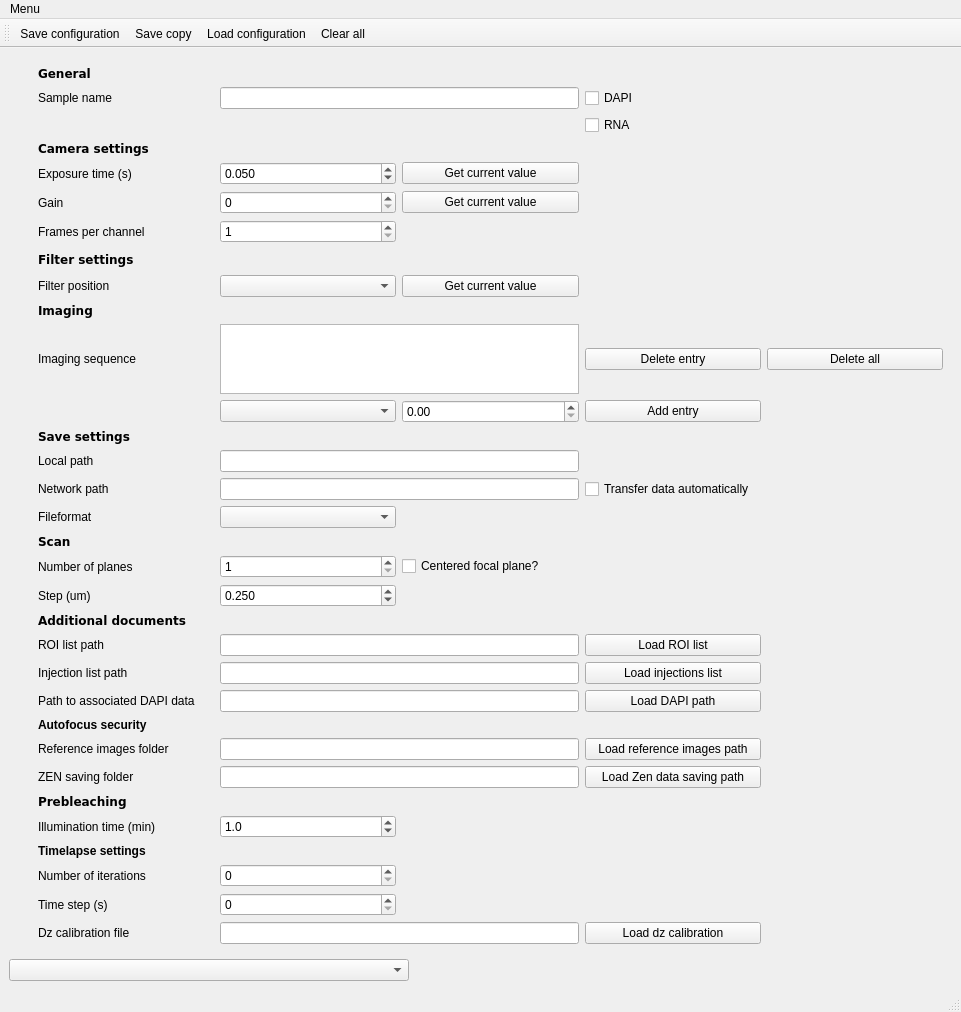
Old version of the form gui/experiment_configurator/ui_exp_configurator.ui in the repository NollmannLab/qudi-HiM.
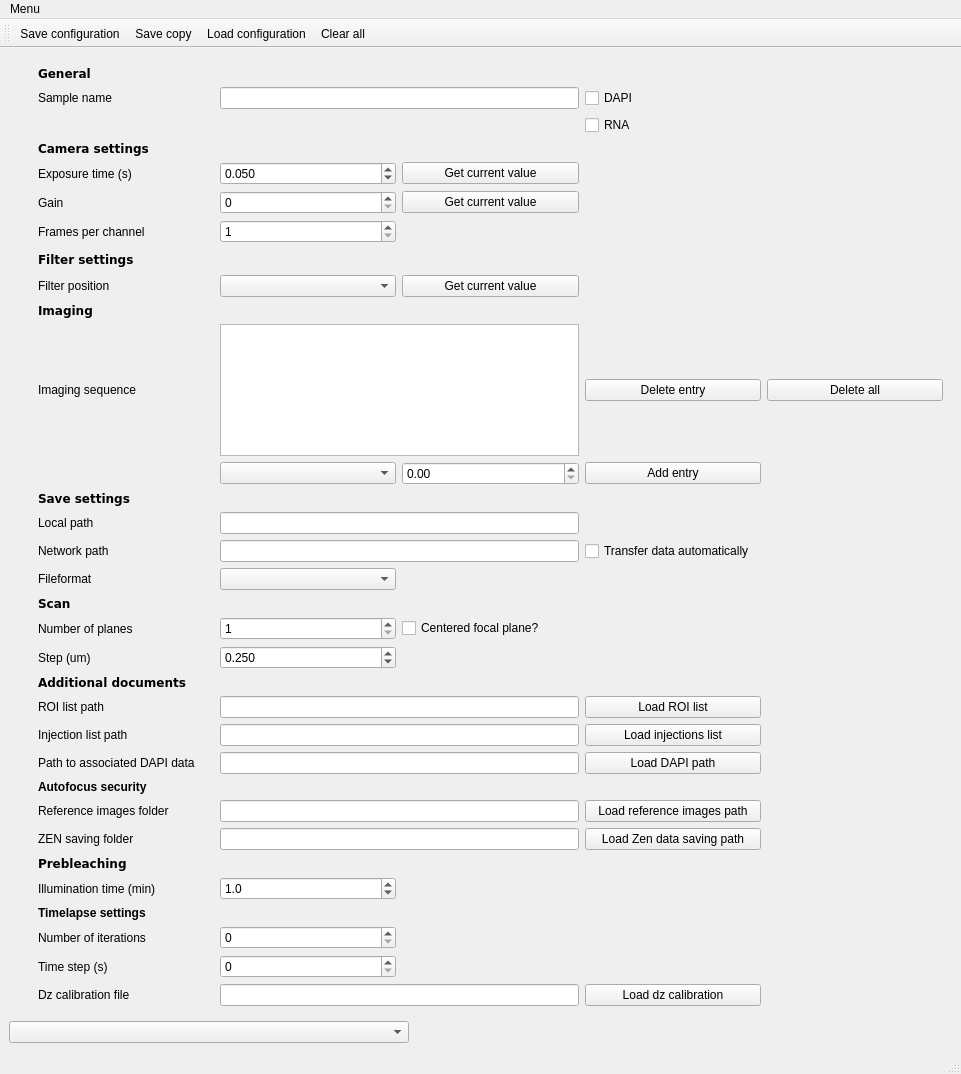
New version of the form.

Commit message: Change maximum value for gain

```diff
--- a/gui/experiment_configurator/ui_exp_configurator.ui
+++ b/gui/experiment_configurator/ui_exp_configurator.ui
@@ -7,7 +7,7 @@
     <x>0</x>
     <y>0</y>
     <width>961</width>
-    <height>995</height>
+    <height>1074</height>
    </rect>
   </property>
   <property name="windowTitle">
```
Left out of the diff: 6 changed lines with no effect on the pictures.
